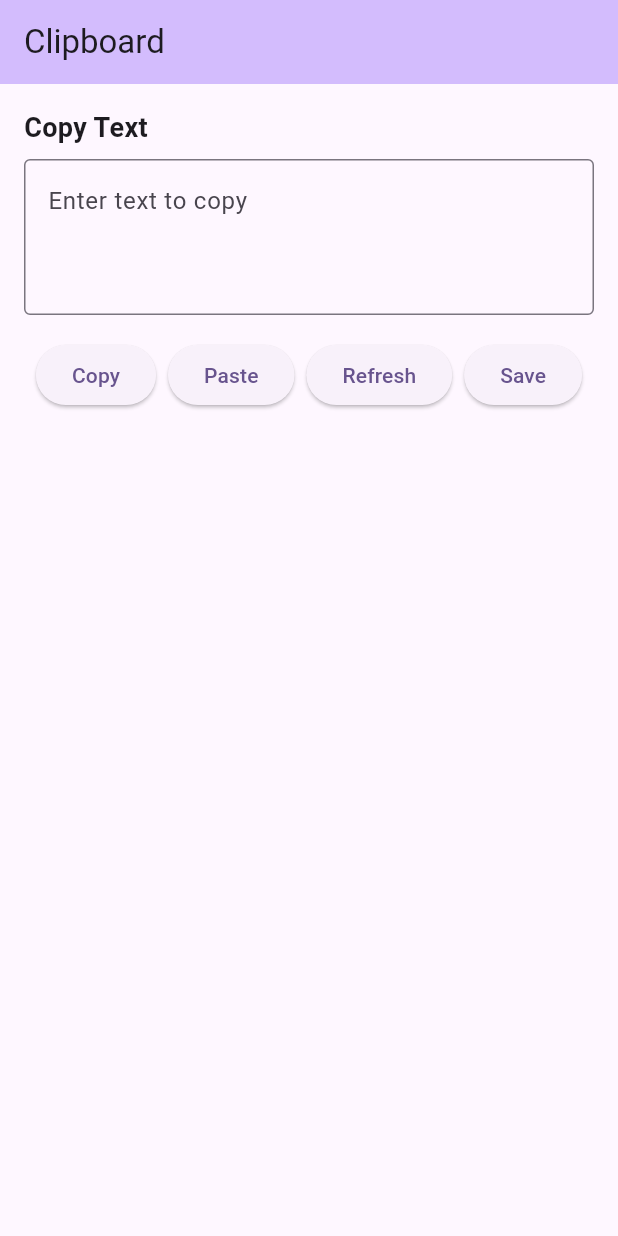
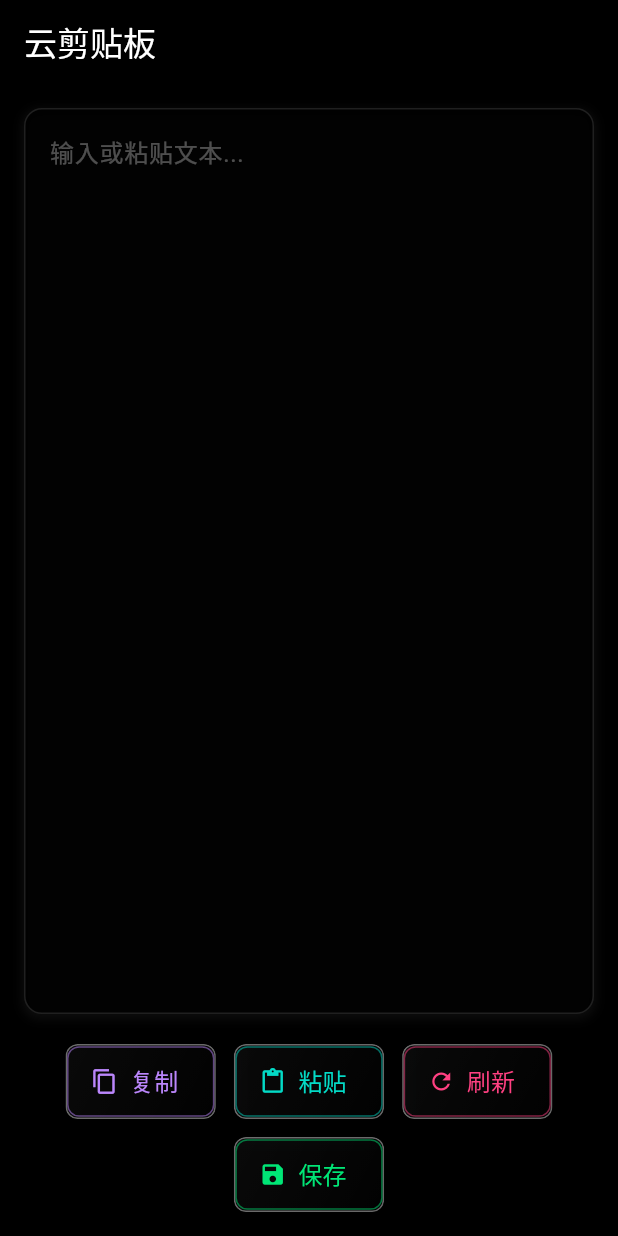
Before and after one commit to Z-zoe8013/ZTOOLBOX, a Flutter app: the screen it shows after launch, on a phone screen of 412 x 824 dp. Run offline on Flutter 3.47's test engine with Material 3 defaults, Android fonts, the phone set to English and light mode, and no system bars.

Commit message:
优化样式ui，加入玻璃质感

```diff
--- /dev/null
+++ b/lib/Cloud clipboard/glass_container.dart
@@ -0,0 +1,59 @@
+import 'dart:ui';
+import 'package:flutter/material.dart';
+
+/// 通用玻璃质感容器
+class GlassContainer extends StatelessWidget {
+  final Widget child; // 容器内部内容
+  final double blur; // 模糊程度（默认15）
+  final double opacity; // 底色不透明度（默认0.2）
+  final double borderOpacity; // 边框不透明度（默认0.3）
+  final double borderRadius; // 圆角（默认16）
+  final EdgeInsetsGeometry padding; // 内边距（默认16）
+
+  const GlassContainer({
+    super.key,
+    required this.child,
+    this.blur = 15.0,
+    this.opacity = 0.2,
+    this.borderOpacity = 0.3,
+    this.borderRadius = 16.0,
+    this.padding = const EdgeInsets.all(16.0),
+  });
+
+  @override
+  Widget build(BuildContext context) {
+    return ClipRRect(
+      borderRadius: BorderRadius.circular(borderRadius),
+      child: BackdropFilter(
+        filter: ImageFilter.blur(sigmaX: blur, sigmaY: blur),
+        child: Container(
+          padding: padding,
+          decoration: BoxDecoration(
+            color: Colors.white.withOpacity(opacity),
+            border: Border.all(
+              color: Colors.white.withOpacity(borderOpacity),
+              width: 1.0,
+            ),
+            boxShadow: [
+              BoxShadow(
+                color: Colors.black.withOpacity(0.1),
+                blurRadius: 20,
+                spreadRadius: 2,
+              ),
+            ],
+            gradient: LinearGradient(
+              begin: Alignment.topLeft,
+              end: Alignment.bottomRight,
+              colors: [
+                Colors.white.withOpacity(opacity + 0.1),
+                Colors.white.withOpacity(opacity - 0.1),
+              ],
+            ),
+            borderRadius: BorderRadius.circular(borderRadius),
+          ),
+          child: child,
+        ),
+      ),
+    );
+  }
+}
--- a/lib/Cloud clipboard/index.dart
+++ b/lib/Cloud clipboard/index.dart
@@ -1,9 +1,12 @@
 import 'package:flutter/material.dart';
 import 'Access service/visit.dart';
 import 'Access service/save.dart';
+import 'clipboard_utils.dart';
+import 'prompt.dart';
+import 'glass_container.dart';
 
 /// 剪贴板页面
-/// 提供复制和粘贴文本的功能界面
+/// 响应式设计，解决移动端按键溢出问题
 class ClipboardPage extends StatefulWidget {
   const ClipboardPage({super.key});
 
@@ -13,6 +16,7 @@ class ClipboardPage extends StatefulWidget {
 
 class _ClipboardPageState extends State<ClipboardPage> {
   final TextEditingController _textController = TextEditingController();
+  bool _isLoading = false; // 控制刷新按钮状态
 
   @override
   void dispose() {
@@ -20,89 +24,192 @@ class _ClipboardPageState extends State<ClipboardPage> {
     super.dispose();
   }
 
+  // 📋 复制文本到剪贴板
+  Future<void> _copyToClipboard() async {
+    final text = _textController.text.trim();
+    if (text.isEmpty) {
+      if (mounted) ToastUtil.showMessage(context, '请输入要复制的文本');
+      return;
+    }
+    await ClipboardUtils.setClipboardText(text);
+    if (mounted) ToastUtil.showMessage(context, '已复制到剪贴板');
+  }
+
+  // 📋 从剪贴板粘贴文本
+  Future<void> _pasteFromClipboard() async {
+    final clipboardText = await ClipboardUtils.getClipboardText();
+    if (clipboardText != null && clipboardText.trim().isNotEmpty) {
+      setState(() {
+        _textController.text = clipboardText;
+      });
+      if (mounted) ToastUtil.showMessage(context, '已粘贴文本');
+    } else {
+      if (mounted) ToastUtil.showMessage(context, '剪贴板为空或无文本');
+    }
+  }
+
+  // 🔄 刷新：访问服务并填充数据
+  Future<void> _refreshData() async {
+    setState(() => _isLoading = true);
+
+    try {
+      final service = NetcutService();
+      final result = await service.fetchNoteInfo();
+
+      if (!mounted) return;
+
+      setState(() {
+        _textController.text = result.toString();
+        _isLoading = false;
+      });
+
+      if (mounted) ToastUtil.showMessage(context, '已刷新并复制');
+      await ClipboardUtils.setClipboardText(result.toString());
+    } catch (e) {
+      if (!mounted) return;
+      setState(() => _isLoading = false);
+      if (mounted) ToastUtil.showMessage(context, '刷新失败: $e');
+    }
+  }
+
+  // 💾 保存文本内容
+  Future<void> _saveText() async {
+    final text = _textController.text.trim();
+    if (text.isEmpty) {
+      if (mounted) ToastUtil.showMessage(context, '请输入要保存的内容');
+      return;
+    }
+
+    try {
+      final saveService = SaveService();
+      final result = await saveService.saveNote(noteContent: text);
+
+      if (result != null && !result.toString().contains('失效')) {
+        if (mounted) ToastUtil.showMessage(context, '保存成功');
+      } else {
+        if (mounted) ToastUtil.showMessage(context, '保存失败：服务返回异常');
+      }
+    } catch (e) {
+      if (mounted) ToastUtil.showMessage(context, '保存出错: $e');
+    }
+  }
+
   @override
   Widget build(BuildContext context) {
+    // 获取屏幕宽度，用于响应式布局
+    final screenWidth = MediaQuery.of(context).size.width;
+    // 根据屏幕宽度决定按钮尺寸和图标显示
+    final bool isSmallScreen = screenWidth < 360;
+    final double buttonPadding = isSmallScreen ? 8.0 : 12.0;
+    final double iconSize = isSmallScreen ? 16 : 18;
+
+    // 深色主题颜色
+    const primaryColor = Color(0xFFBB86FC); // 紫色点缀
+    const secondaryColor = Color(0xFF03DAC6); // 青色点缀
+    const accentColor = Color(0xFFFF4081); // 粉色点缀
+    const successColor = Color(0xFF00E676); // 绿色点缀
+
     return Scaffold(
+      backgroundColor: Colors.black,
       appBar: AppBar(
-        title: const Text('Clipboard'),
-        backgroundColor: Theme.of(context).colorScheme.inversePrimary,
+        title: const Text('云剪贴板'),
+        backgroundColor: Colors.black87,
+        elevation: 0,
+        foregroundColor: Colors.white,
       ),
       body: Padding(
         padding: const EdgeInsets.all(16.0),
         child: Column(
-          crossAxisAlignment: CrossAxisAlignment.start,
+          crossAxisAlignment: CrossAxisAlignment.center,
           children: [
-            const Text(
-              'Copy Text',
-              style: TextStyle(fontSize: 18, fontWeight: FontWeight.bold),
+            // 文本编辑区域
+            Expanded(
+              child: Container(
+                decoration: BoxDecoration(
+                  color: Colors.black87,
+                  border: Border.all(color: Colors.white12),
+                  borderRadius: BorderRadius.circular(12),
+                  boxShadow: [
+                    BoxShadow(
+                      color: Colors.white.withOpacity(0.05),
+                      spreadRadius: 1,
+                      blurRadius: 5,
+                      offset: const Offset(0, 2),
+                    ),
+                  ],
+                ),
+                child: TextField(
+                  controller: _textController,
+                  autofocus: false,
+                  maxLines: null,
+                  expands: true,
+                  textAlignVertical: TextAlignVertical.top,
+                  style: const TextStyle(fontSize: 16, color: Colors.white),
+                  decoration: InputDecoration(
+                    border: InputBorder.none,
+                    hintText: '输入或粘贴文本...',
+                    hintStyle: TextStyle(color: Colors.white30),
+                    contentPadding: const EdgeInsets.all(16),
+                  ),
+                  textInputAction: TextInputAction.done,
+                  cursorColor: primaryColor,
+                ),
+              ),
             ),
-            const SizedBox(height: 8),
-            // 文本输入框，用于输入需要复制的文本
-            TextField(
-              controller: _textController,
-              decoration: const InputDecoration(
-                border: OutlineInputBorder(),
-                hintText: 'Enter text to copy',
-              ),
-              maxLines: 3,
-            ),
-            const SizedBox(height: 16),
-            Row(
-              mainAxisAlignment: MainAxisAlignment.spaceEvenly,
+            const SizedBox(height: 20),
+
+            // 按钮区域 - 使用Wrap替代Row，解决溢出问题
+            Wrap(
+              spacing: 12.0, // 水平间距
+              runSpacing: 12.0, // 垂直间距
+              alignment: WrapAlignment.center,
               children: [
                 // 复制按钮
-                ElevatedButton(
-                  onPressed: () {
-                    // 复制文本的逻辑
-                  },
-                  child: const Text('Copy'),
+                _buildActionButton(
+                  icon: Icons.copy,
+                  label: '复制',
+                  onPressed: _copyToClipboard,
+                  color: primaryColor,
+                  isLoading: false,
+                  buttonPadding: buttonPadding,
+                  iconSize: iconSize,
+                  isSmallScreen: isSmallScreen,
                 ),
+
                 // 粘贴按钮
-                ElevatedButton(
-                  onPressed: () {
-                    // 粘贴文本的逻辑
-                  },
-                  child: const Text('Paste'),
+                _buildActionButton(
+                  icon: Icons.paste,
+                  label: '粘贴',
+                  onPressed: _pasteFromClipboard,
+                  color: secondaryColor,
+                  isLoading: false,
+                  buttonPadding: buttonPadding,
+                  iconSize: iconSize,
+                  isSmallScreen: isSmallScreen,
                 ),
+
                 // 刷新按钮
-                ElevatedButton(
-                  onPressed: () async {
-                    // 触发访问网页并输出到控制台
-                    final service = NetcutService();
-                    final result = await service.fetchNoteInfo();
-                    setState(() {
-                      // 将 Map<String, dynamic> 转换为 String
-                      _textController.text = result.toString();
-                    });
-                  },
-                  child: const Text('Refresh'),
+                _buildActionButton(
+                  icon: Icons.refresh,
+                  label: '刷新',
+                  onPressed: _isLoading ? null : _refreshData,
+                  color: accentColor,
+                  isLoading: _isLoading,
+                  buttonPadding: buttonPadding,
+                  iconSize: iconSize,
+                  isSmallScreen: isSmallScreen,
                 ),
+
                 // 保存按钮
-                ElevatedButton(
-                  onPressed: () async {
-                    // 保存文本的逻辑
-                    try {
-                      final saveService = SaveService();
-                      final result = await saveService.saveNote(
-                        noteContent: _textController.text,
-                      );
-
-                      if (result != null && !result.toString().contains('失效')) {
-                        ScaffoldMessenger.of(
-                          context,
-                        ).showSnackBar(const SnackBar(content: Text('保存成功')));
-                      } else {
-                        ScaffoldMessenger.of(
-                          context,
-                        ).showSnackBar(const SnackBar(content: Text('保存失败')));
-                      }
-                    } catch (e) {
-                      ScaffoldMessenger.of(
-                        context,
-                      ).showSnackBar(SnackBar(content: Text('保存出错: $e')));
-                    }
-                  },
-                  child: const Text('Save'),
+                _buildActionButton(
+                  icon: Icons.save,
+                  label: '保存',
+                  onPressed: _saveText,
+                  color: successColor,
+                  isLoading: false,
+                  buttonPadding: buttonPadding,
+                  iconSize: iconSize,
+                  isSmallScreen: isSmallScreen,
                 ),
               ],
             ),
@@ -111,4 +218,62 @@ class _ClipboardPageState extends State<ClipboardPage> {
       ),
     );
   }
+
+  // 构建响应式操作按钮
+  Widget _buildActionButton({
+    required IconData icon,
+    required String label,
+    required VoidCallback? onPressed,
+    required Color color,
+    bool isLoading = false,
+    required double buttonPadding,
+    required double iconSize,
+    required bool isSmallScreen,
+  }) {
+    // 小屏幕上按钮宽度占比更大
+    final buttonWidth = isSmallScreen
+        ? (MediaQuery.of(context).size.width - 60) / 2
+        : null;
+
+    final buttonContent = ElevatedButton.icon(
+      onPressed: onPressed,
+      icon: isLoading
+          ? const SizedBox(
+              width: 20,
+              height: 20,
+              child: CircularProgressIndicator(
+                strokeWidth: 2,
+                color: Colors.white,
+              ),
+            )
+          : Icon(icon, size: iconSize),
+      label: Padding(
+        padding: EdgeInsets.symmetric(vertical: buttonPadding),
+        child: Text(label, style: TextStyle(fontSize: isSmallScreen ? 14 : 16)),
+      ),
+      style: ElevatedButton.styleFrom(
+        backgroundColor: Colors.transparent,
+        foregroundColor: color,
+        shape: RoundedRectangleBorder(
+          borderRadius: BorderRadius.circular(8),
+          side: BorderSide(color: color.withOpacity(0.5)),
+        ),
+        elevation: 0,
+        disabledBackgroundColor: Colors.transparent,
+        disabledForegroundColor: Colors.white30,
+      ),
+    );
+
+    return SizedBox(
+      width: buttonWidth,
+      child: GlassContainer(
+        child: buttonContent,
+        blur: 10.0,
+        opacity: 0.15,
+        borderOpacity: 0.4,
+        borderRadius: 8.0,
+        padding: const EdgeInsets.all(0),
+      ),
+    );
+  }
 }
```
Also changed, not shown: lib/Cloud clipboard/clipboard_utils.dart (added, +20 -0 lines), lib/Cloud clipboard/prompt.dart (added, +149 -0 lines).
